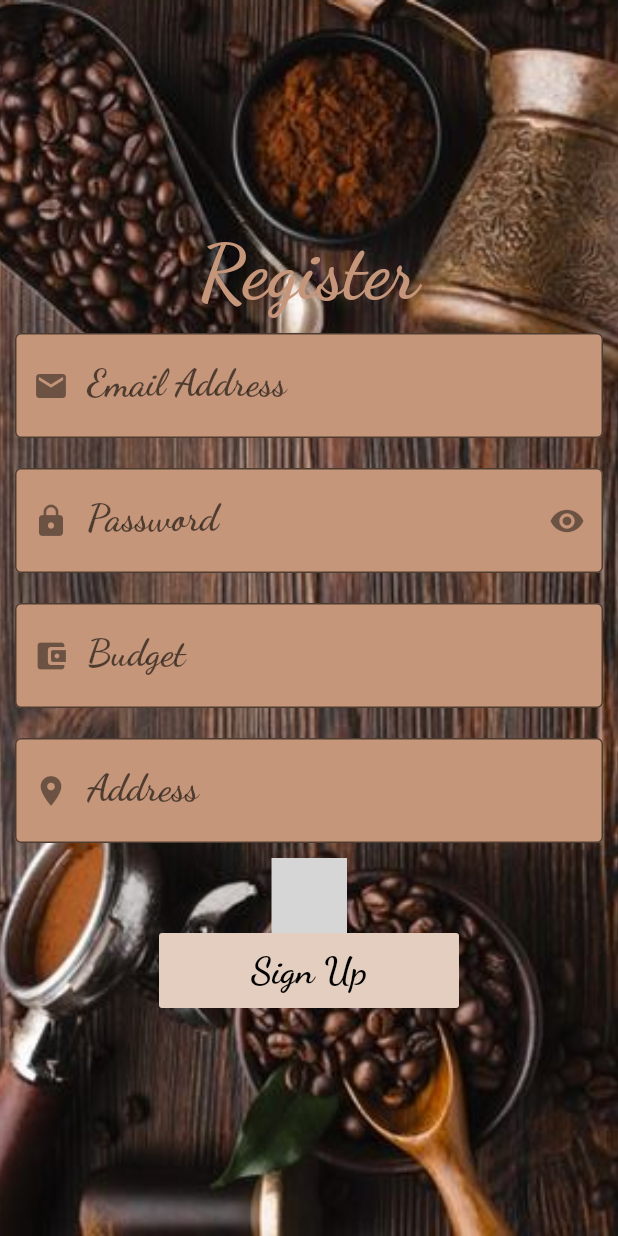
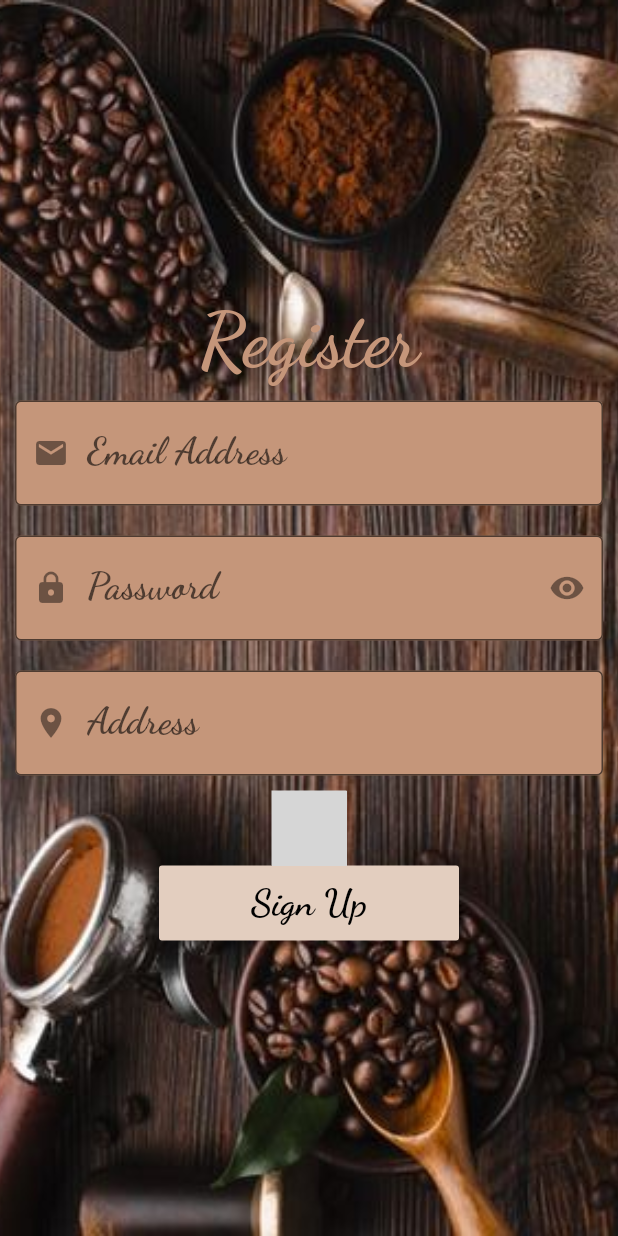
Before and after one commit to mariammahmoud18/CoffeeShop, a Flutter app: the RegistrationScreen screen opened by its route, on a phone screen of 412 x 824 dp. Run offline on Flutter 3.47's test engine with Material 2 defaults, Android fonts, the phone set to English and light mode, and no system bars; our stand-ins replace animated_splash_screen, google_fonts; missing offline and left inert: gender_picker; grey boxes are pictures that could not be loaded.

Commit message:
Update RegistrationScreen.dart

```diff
--- a/lib/Screens/RegistrationScreen.dart
+++ b/lib/Screens/RegistrationScreen.dart
@@ -9,7 +9,6 @@ import 'package:coffee_shop/Properities/Classes.dart';
 
 final TextEditingController emailController = new TextEditingController();
 final TextEditingController passwordController = new TextEditingController();
-final TextEditingController budgetController = new TextEditingController();
 final TextEditingController addresstController = new TextEditingController();
 
 
@@ -82,27 +81,7 @@ class RegistrationScreen extends StatelessWidget {
                           ),
                         ),
                       ),
-                      Container(
-                        padding: EdgeInsets.all(10.0),
-                        decoration: BoxDecoration(
-                            borderRadius: BorderRadius.circular(100)),
-                        child: TextFormField(
-                          controller: budgetController,
-                          style: GoogleFonts.dancingScript(
-                              textStyle: TextStyle(color: Colors.black),
-                              fontSize: 25,
-                              fontWeight: FontWeight.bold),
-                          textAlign: TextAlign.start,
-                          decoration: InputDecoration(
-                            filled: true,
-                            fillColor: nodeColor,
-                            labelText: "Budget",
-                            prefixIcon:
-                                Icon(Icons.account_balance_wallet_rounded),
-                            border: OutlineInputBorder(),
-                          ),
-                        ),
-                      ),
+
                       Container(
                         padding: EdgeInsets.all(10.0),
                         decoration: BoxDecoration(
@@ -124,9 +103,7 @@ class RegistrationScreen extends StatelessWidget {
                         ),
                       ),
 
-
                           Container(
-
                             child: GenderPickerWithImage(
                             showOtherGender: false,
                             verticalAlignedText: false,
@@ -143,9 +120,8 @@ class RegistrationScreen extends StatelessWidget {
                             opacityOfGradient: 0.4,
                             padding: const EdgeInsets.all(3),
                             size: 50, //default : 40
-            )
+                            )
                           ),
-
                           Container(
                           height: 50,
                           padding: EdgeInsets.fromLTRB(10, 0, 10, 0),
```
